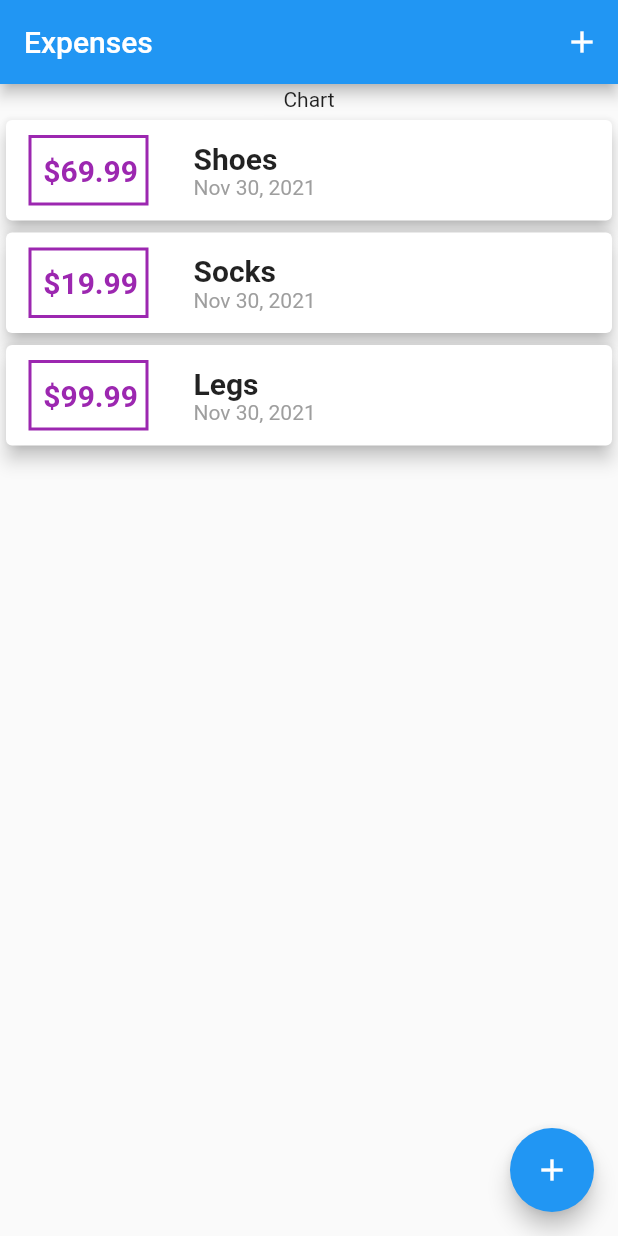
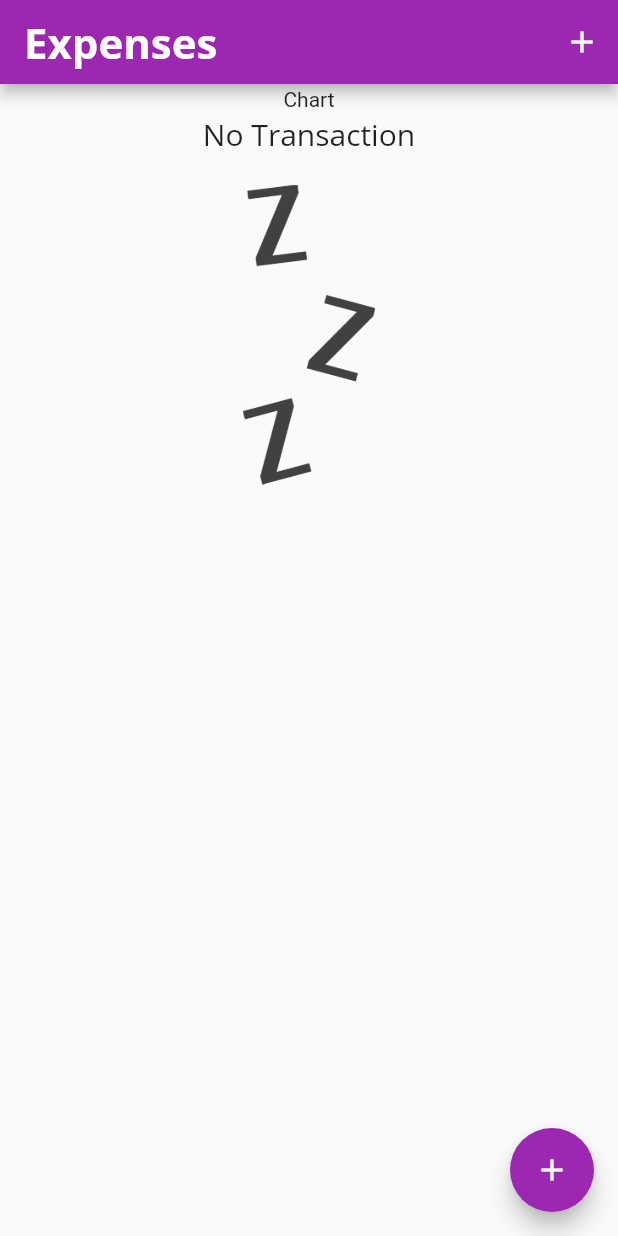
Before and after one commit to ashrhmn/flutter-try, a Flutter app: the screen it shows after launch, on a phone screen of 412 x 824 dp. Run offline on Flutter 3.47's test engine with Material 2 defaults, Android fonts, the phone set to English and light mode, and no system bars.

Commit message:
Done transaction list

```diff
--- a/lib/main.dart
+++ b/lib/main.dart
@@ -1,16 +1,8 @@
-import 'package:first_app/answer.dart';
-import 'package:first_app/question.dart';
-import 'package:first_app/widgets/new_transaction.dart';
-import 'package:first_app/widgets/transaction_list.dart';
 import 'package:flutter/material.dart';
 
 import 'models/transaction.dart';
-
-import 'package:flutter/material.dart';
-
 import './widgets/new_transaction.dart';
 import './widgets/transaction_list.dart';
-import './models/transaction.dart';
 
 void main() {
   runApp(const MyApp());
@@ -22,9 +14,26 @@ class MyApp extends StatelessWidget {
 
   @override
   Widget build(BuildContext context) {
-    return const MaterialApp(
+    return MaterialApp(
       title: 'Flutter App',
-      home: ExpenseApp(),
+      theme: ThemeData(
+        primarySwatch: Colors.purple,
+        fontFamily: 'QuickSand',
+        textTheme: ThemeData.light().textTheme.copyWith(
+              bodyText1: const TextStyle(
+                fontFamily: 'OpenSans',
+                fontSize: 20,
+              ),
+            ),
+        appBarTheme: const AppBarTheme(
+          titleTextStyle: TextStyle(
+            fontFamily: 'OpenSans',
+            fontSize: 28,
+            fontWeight: FontWeight.bold,
+          ),
+        ),
+      ),
+      home: const ExpenseApp(),
     );
   }
 }
@@ -40,9 +49,9 @@ class ExpenseApp extends StatefulWidget {
 
 class ExpenseAppState extends State<ExpenseApp> {
   final List<Transaction> _userTransactions = [
-    Transaction(id: '12', name: 'Shoes', amount: 69.99, time: DateTime.now()),
-    Transaction(id: '22', name: 'Socks', amount: 19.99, time: DateTime.now()),
-    Transaction(id: '31', name: 'Legs', amount: 99.99, time: DateTime.now()),
+    // Transaction(id: '12', name: 'Shoes', amount: 69.99, time: DateTime.now()),
+    // Transaction(id: '22', name: 'Socks', amount: 19.99, time: DateTime.now()),
+    // Transaction(id: '31', name: 'Legs', amount: 99.99, time: DateTime.now()),
   ];
 
   void addTransaction(Transaction transaction) {
@@ -62,8 +71,7 @@ class ExpenseAppState extends State<ExpenseApp> {
 
   @override
   Widget build(BuildContext context) {
-    return MaterialApp(
-      home: Scaffold(
+    return Scaffold(
       appBar: AppBar(
         title: const Text('Expenses'),
         actions: [
@@ -82,20 +90,22 @@ class ExpenseAppState extends State<ExpenseApp> {
               alignment: AlignmentDirectional.center,
               height: 20,
             ),
-              // const TransactionsWidget(addTransaction: addTransaction(transaction),)
             TransactionList(userTransactions: _userTransactions)
           ],
         ),
       ),
-        floatingActionButton: Builder(
-          builder: (context) => FloatingActionButton(
+      floatingActionButton: FloatingActionButton(
+        onPressed: () => startAddNewTransaction(context),
         child: const Icon(Icons.add),
-            onPressed: () {
-              startAddNewTransaction(context);
-            },
       ),
-        ),
-      ),
+      // floatingActionButton: Builder(
+      //   builder: (context) => FloatingActionButton(
+      //     child: const Icon(Icons.add),
+      //     onPressed: () {
+      //       startAddNewTransaction(context);
+      //     },
+      //   ),
+      // ),
     );
   }
 }
--- a/lib/widgets/transaction_item.dart
+++ b/lib/widgets/transaction_item.dart
@@ -15,15 +15,16 @@ class TransactionItem extends StatelessWidget {
             Container(
               child: Text(
                 '\$${transaction.amount.toStringAsFixed(2)}',
-                style: const TextStyle(
-                    fontSize: 20,
-                    fontWeight: FontWeight.bold,
-                    color: Colors.purple),
+                style: TextStyle(
+                  fontSize: 20,
+                  fontWeight: FontWeight.bold,
+                  color: Theme.of(context).primaryColorDark,
+                ),
                 textAlign: TextAlign.right,
               ),
               decoration: BoxDecoration(
                 border: Border.all(
-                  color: Colors.purple,
+                  color: Theme.of(context).primaryColor,
                   width: 2,
                 ),
               ),
@@ -40,10 +41,7 @@ class TransactionItem extends StatelessWidget {
                 children: [
                   Text(
                     transaction.name,
-                    style: const TextStyle(
-                      fontSize: 20,
-                      fontWeight: FontWeight.bold,
-                    ),
+                    style: Theme.of(context).textTheme.bodyText1,
                   ),
                   Text(
                     DateFormat('yMMMd').format(transaction.time),
--- a/lib/widgets/transaction_list.dart
+++ b/lib/widgets/transaction_list.dart
@@ -10,7 +10,26 @@ class TransactionList extends StatelessWidget {
 
   @override
   Widget build(BuildContext context) {
-    return SizedBox(
+    return userTransactions.isEmpty
+        ? Column(
+            children: [
+              Text(
+                'No Transaction',
+                style: Theme.of(context).textTheme.bodyText1,
+              ),
+              const SizedBox(
+                height: 20,
+              ),
+              SizedBox(
+                height: 200,
+                child: Image.asset(
+                  'assets/images/waiting.png',
+                  fit: BoxFit.cover,
+                ),
+              ),
+            ],
+          )
+        : SizedBox(
             height: 400,
             child: ListView.builder(
               itemBuilder: (ctx, index) {
```
Also changed, not shown: pubspec.yaml (+13 -8 lines), assets/fonts/OpenSans-Bold.ttf (added), assets/fonts/OpenSans-Regular.ttf (added), assets/fonts/Quicksand-Bold.ttf (added), assets/fonts/Quicksand-Light.ttf (added), assets/fonts/Quicksand-Medium.ttf (added), assets/fonts/Quicksand-Regular.ttf (added), assets/images/waiting.png (added), pubspec.lock. Lines whose indentation alone changed are shown as unchanged.
